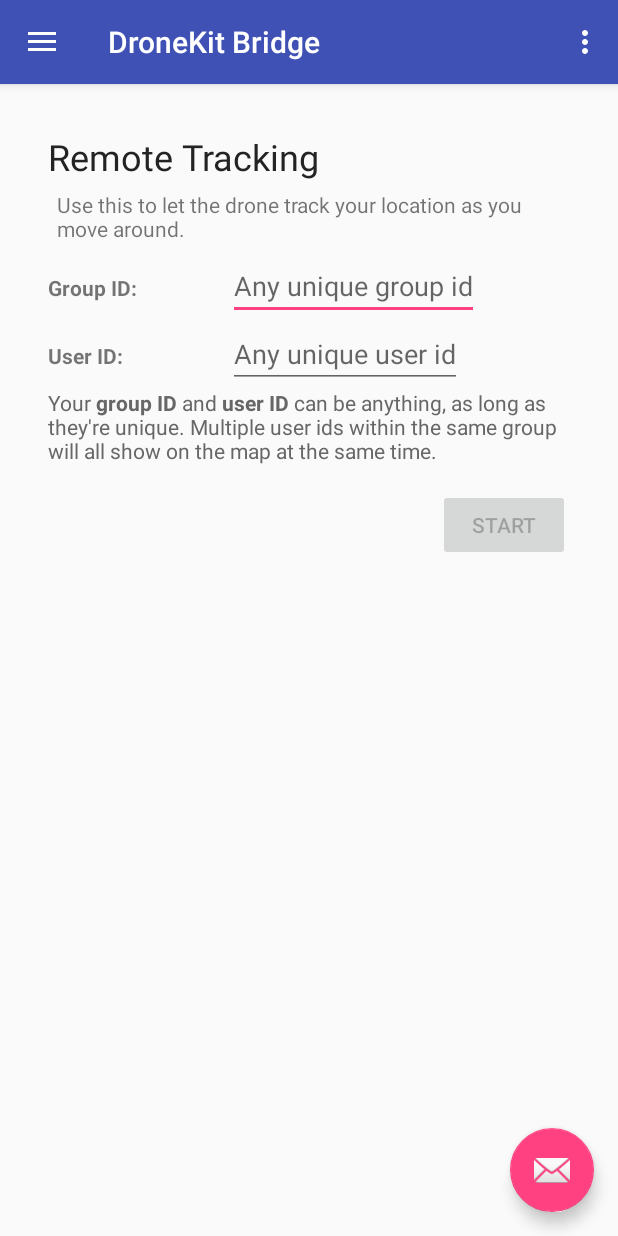
After one commit to STMPNGRND/DroneKitBridge, an Android app: the RemoteTrackFragment screen opened directly, with no data from a screen before it, on a phone screen of 412 x 824 dp. The commit adds this screen. Run offline under Robolectric (Android 15) with nearby library versions, the phone set to English and light mode, and no system bars; network calls fail.

Commit message:
Remote Tracking
Remote Tracking view. Tracks location and posts to
the web service for use by the tracker.

```diff
--- a/app/build.gradle
+++ b/app/build.gradle
@@ -26,4 +26,8 @@ dependencies {
     compile 'com.android.support:design:23.1.1'
     compile 'com.android.support:support-v4:23.1.1'
     compile 'com.google.android.gms:play-services:8.4.0'
+    compile 'com.google.code.gson:gson:2.6.1'
+    compile 'com.squareup.retrofit2:retrofit:2.0.0-beta4'
+    compile 'com.squareup.retrofit2:converter-gson:2.0.0-beta4'
+    compile 'com.squareup.okhttp3:okhttp:3.1.2'
 }
--- a/app/src/main/java/com/fognl/dronekitbridge/MainActivity.java
+++ b/app/src/main/java/com/fognl/dronekitbridge/MainActivity.java
@@ -17,6 +17,7 @@ import android.view.MenuItem;
 import android.view.View;
 
 import com.fognl.dronekitbridge.fragments.ClientFragment;
+import com.fognl.dronekitbridge.fragments.RemoteTrackFragment;
 import com.fognl.dronekitbridge.fragments.ServerFragment;
 import com.fognl.dronekitbridge.location.LocationAwareness;
 
@@ -34,6 +35,7 @@ public class MainActivity extends AppCompatActivity
     private Fragment mMainFragment;
     private ServerFragment mServerFragment;
     private ClientFragment mClientFragment;
+    private RemoteTrackFragment mRemoteTrackFragment;
 
     @Override
     protected void onCreate(Bundle savedInstanceState) {
@@ -59,9 +61,11 @@ public class MainActivity extends AppCompatActivity
 
         mServerFragment = new ServerFragment();
         mClientFragment = new ClientFragment();
+        mRemoteTrackFragment = new RemoteTrackFragment();
 
         mFragMap.put(DKBridgePrefs.FRAG_SERVER, mServerFragment);
         mFragMap.put(DKBridgePrefs.FRAG_CLIENT, mClientFragment);
+        mFragMap.put(DKBridgePrefs.FRAG_REMOTE, mRemoteTrackFragment);
 
         NavigationView navigationView = (NavigationView) findViewById(R.id.nav_view);
         navigationView.setNavigationItemSelectedListener(this);
@@ -117,6 +121,11 @@ public class MainActivity extends AppCompatActivity
                 setMainFragment(mClientFragment);
                 break;
             }
+
+            case R.id.nav_remote_track: {
+                setMainFragment(mRemoteTrackFragment);
+                break;
+            }
         }
 
         DrawerLayout drawer = (DrawerLayout) findViewById(R.id.drawer_layout);
@@ -143,8 +152,11 @@ public class MainActivity extends AppCompatActivity
                     .replace(R.id.fragment_holder, frag)
                     .commit();
 
-            // TODO: Yuck. This could be cleaner.
-            final String tag = (frag == mServerFragment)? DKBridgePrefs.FRAG_SERVER: DKBridgePrefs.FRAG_CLIENT;
+            String tag = null;
+            if(frag == mServerFragment) tag = DKBridgePrefs.FRAG_SERVER;
+            if(frag == mClientFragment) tag = DKBridgePrefs.FRAG_CLIENT;
+            if(frag == mRemoteTrackFragment) tag = DKBridgePrefs.FRAG_REMOTE;
+
             DKBridgePrefs.get().setLastFragment(tag);
         }
     }
--- /dev/null
+++ b/app/src/main/java/com/fognl/dronekitbridge/fragments/RemoteTrackFragment.java
@@ -0,0 +1,185 @@
+package com.fognl.dronekitbridge.fragments;
+
+
+import android.location.Location;
+import android.location.LocationListener;
+import android.location.LocationManager;
+import android.os.Bundle;
+import android.support.v4.app.Fragment;
+import android.text.Editable;
+import android.text.TextUtils;
+import android.text.TextWatcher;
+import android.util.Log;
+import android.view.LayoutInflater;
+import android.view.View;
+import android.view.ViewGroup;
+import android.widget.Button;
+import android.widget.EditText;
+import android.widget.TextView;
+import android.widget.Toast;
+
+import com.fognl.dronekitbridge.DKBridgeApp;
+import com.fognl.dronekitbridge.DKBridgePrefs;
+import com.fognl.dronekitbridge.R;
+import com.fognl.dronekitbridge.location.LocationAwareness;
+import com.fognl.dronekitbridge.locationrelay.LocationRelayManager;
+import com.fognl.dronekitbridge.web.ServerResponse;
+
+import retrofit2.Call;
+import retrofit2.Callback;
+import retrofit2.Response;
+
+public class RemoteTrackFragment extends Fragment {
+    static final String TAG = RemoteTrackFragment.class.getSimpleName();
+
+    private final View.OnClickListener mClickListener = new View.OnClickListener() {
+        @Override
+        public void onClick(View v) {
+            switch(v.getId()) {
+                case R.id.btn_start: {
+                    onStartStopClick(v);
+                    break;
+                }
+            }
+        }
+    };
+
+    private final TextWatcher mWatcher = new TextWatcher() {
+        public void beforeTextChanged(CharSequence s, int start, int count, int after) { }
+        public void onTextChanged(CharSequence s, int start, int before, int count) { }
+
+        @Override
+        public void afterTextChanged(Editable s) {
+            setButtonStates();
+        }
+    };
+
+    private final LocationListener mLocationListener = new LocationListener() {
+        @Override
+        public void onLocationChanged(Location location) {
+            LocationRelayManager.sendLocation(DKBridgeApp.get(), getGroupId(), getUserId(), location, new Callback<ServerResponse>() {
+                @Override
+                public void onResponse(Call<ServerResponse> call, Response<ServerResponse> response) {
+                    final ServerResponse result = response.body();
+                    if(result.hasError()) {
+                        mStatusText.setText(result.getError());
+                    }
+                    else {
+                        mStatusText.setText(result.getStatus());
+                    }
+                }
+
+                @Override
+                public void onFailure(Call<ServerResponse> call, Throwable err) {
+                    Log.e(TAG, err.getMessage(), err);
+                    Toast.makeText(getActivity(), err.getMessage(), Toast.LENGTH_SHORT).show();
+                    mStatusText.setText(err.getMessage());
+                }
+            });
+        }
+
+        @Override
+        public void onStatusChanged(String provider, int status, Bundle extras) {
+
+        }
+
+        @Override
+        public void onProviderEnabled(String provider) {
+
+        }
+
+        @Override
+        public void onProviderDisabled(String provider) {
+
+        }
+    };
+
+    private EditText mGroupText;
+    private EditText mUserText;
+    private TextView mStatusText;
+    private Button mButton;
+
+    private boolean mRunning = false;
+
+    public RemoteTrackFragment() {
+        super();
+    }
+
+    @Override
+    public View onCreateView(LayoutInflater inflater, ViewGroup container,
+                             Bundle savedInstanceState) {
+        return inflater.inflate(R.layout.fragment_remote_track, container, false);
+    }
+
+    @Override
+    public void onViewCreated(View view, Bundle savedInstanceState) {
+        super.onViewCreated(view, savedInstanceState);
+
+        mGroupText = (EditText)view.findViewById(R.id.edit_groupId);
+        mUserText = (EditText)view.findViewById(R.id.edit_userId);
+
+        mGroupText.addTextChangedListener(mWatcher);
+        mUserText.addTextChangedListener(mWatcher);
+
+        mStatusText = (TextView)view.findViewById(R.id.text_status);
+
+        mButton = (Button)view.findViewById(R.id.btn_start);
+        mButton.setOnClickListener(mClickListener);
+
+        mGroupText.setText(DKBridgePrefs.get().getLastGroupId());
+        mUserText.setText(DKBridgePrefs.get().getLastUserId());
+    }
+
+    @Override
+    public void onDestroy() {
+        super.onDestroy();
+        setRunning(false);
+    }
+
+    void onStartStopClick(View v) {
+        setRunning(!mRunning);
+    }
+
+    void setButtonStates() {
+        boolean enabled = true;
+
+        for(EditText et: new EditText[] {
+            mGroupText, mUserText
+        }) {
+            if(TextUtils.isEmpty(et.getText().toString())) {
+                enabled = false;
+                break;
+            }
+        }
+
+        mButton.setEnabled(enabled);
+    }
+
+    void log(String text) {
+        mStatusText.setText(text);
+    }
+
+    void setRunning(boolean running) {
+        if(mRunning != running) {
+            if(mRunning) {
+                // Stop listening for locations
+                LocationAwareness.get().stopLocationUpdates();
+                mButton.setText(R.string.btn_start);
+                mStatusText.setText("");
+            }
+            else {
+                // Start listening for locations
+                LocationAwareness.get().startLocationUpdates(
+                        getActivity(), LocationManager.GPS_PROVIDER, mLocationListener);
+                mButton.setText(R.string.btn_stop);
+
+                DKBridgePrefs.get().setLastGroupAndUserId(getGroupId(), getUserId());
+            }
+
+            mRunning = running;
+        }
+    }
+
+    String getGroupId() { return mGroupText.getText().toString(); }
+    String getUserId() { return mUserText.getText().toString(); }
+}
--- /dev/null
+++ b/app/src/main/res/layout/fragment_remote_track.xml
@@ -0,0 +1,102 @@
+<RelativeLayout
+    xmlns:android="http://schemas.android.com/apk/res/android"
+    xmlns:tools="http://schemas.android.com/tools"
+    android:layout_width="match_parent"
+    android:layout_height="match_parent"
+    style="@style/MainFragment"
+    tools:context="com.fognl.dronekitbridge.fragments.RemoteTrackFragment"
+    >
+
+    <TextView
+        android:id="@+id/text_title"
+        android:layout_width="match_parent"
+        android:layout_height="wrap_content"
+        android:layout_alignParentTop="true"
+        android:text="@string/title_fragment_remote_track"
+        style="@style/Text.Title"
+        />
+
+    <TextView
+        android:id="@+id/text_summary"
+        android:layout_width="match_parent"
+        android:layout_height="wrap_content"
+        android:layout_below="@id/text_title"
+        android:text="@string/summary_fragment_remote_track"
+        style="@style/Text.Summary"
+        />
+
+    <LinearLayout
+        android:id="@+id/layout_fields"
+        android:layout_width="match_parent"
+        android:layout_height="wrap_content"
+        android:layout_below="@id/text_summary"
+        android:orientation="vertical"
+        >
+        <LinearLayout
+            android:layout_width="match_parent"
+            android:layout_height="wrap_content"
+            android:orientation="horizontal"
+            >
+            <TextView
+                android:layout_width="wrap_content"
+                android:layout_height="wrap_content"
+                android:text="@string/lbl_groupId"
+                style="@style/Text.Prompt.MinWidth"
+                />
+
+            <EditText
+                android:id="@+id/edit_groupId"
+                android:layout_width="wrap_content"
+                android:layout_height="wrap_content"
+                android:hint="@string/hint_groupId"
+                android:imeOptions="actionNext"
+                />
+        </LinearLayout>
+
+        <LinearLayout
+            android:layout_width="match_parent"
+            android:layout_height="wrap_content"
+            android:orientation="horizontal"
+            >
+            <TextView
+                android:layout_width="wrap_content"
+                android:layout_height="wrap_content"
+                android:text="@string/lbl_userId"
+                style="@style/Text.Prompt.MinWidth"
+                />
+
+            <EditText
+                android:id="@+id/edit_userId"
+                android:layout_width="wrap_content"
+                android:layout_height="wrap_content"
+                android:hint="@string/hint_userId"
+                android:imeOptions="actionDone"
+                style="@style/Text.Data"
+                />
+        </LinearLayout>
+
+        <TextView
+            android:layout_width="match_parent"
+            android:layout_height="wrap_content"
+            android:text="@string/hint_group_user_ids"
+            style="@style/Text.Tip"
+            />
+
+        <Button
+            android:id="@+id/btn_start"
+            android:layout_width="wrap_content"
+            android:layout_height="wrap_content"
+            android:layout_marginTop="@dimen/padding_large"
+            android:layout_marginBottom="@dimen/padding_large"
+            android:layout_gravity="right"
+            android:text="@string/btn_start"
+            />
+
+        <TextView
+            android:id="@+id/text_status"
+            android:layout_width="match_parent"
+            android:layout_height="wrap_content"
+            style="@style/Text.Status"
+            />
+    </LinearLayout>
+</RelativeLayout>
--- a/app/src/main/res/menu/activity_main_drawer.xml
+++ b/app/src/main/res/menu/activity_main_drawer.xml
@@ -25,11 +25,21 @@
             <item
                 android:id="@+id/nav_server"
                 android:icon="@drawable/ic_menu_share"
-                android:title="@string/nav_server"/>
+                android:title="@string/nav_server"
+                />
+
             <item
                 android:id="@+id/nav_client"
                 android:icon="@drawable/ic_menu_send"
-                android:title="@string/nav_client"/>
+                android:title="@string/nav_client"
+                />
+
+            <item
+                android:id="@+id/nav_remote_track"
+                android:icon="@drawable/ic_menu_gallery"
+                android:title="@string/nav_remote_track"
+                />
+
         </menu>
     </item>
 
--- /dev/null
+++ b/app/src/main/res/values/app_config.xml
@@ -0,0 +1,4 @@
+<?xml version="1.0" encoding="utf-8"?>
+<resources>
+    <string name="retro_base_url">http://location-relay.herokuapp.com</string>
+</resources>
--- a/app/src/main/res/values/colors.xml
+++ b/app/src/main/res/values/colors.xml
@@ -5,4 +5,5 @@
     <color name="colorAccent">#FF4081</color>
 
     <color name="text_title">#FF232323</color>
+    <color name="text_tip">#FF676767</color>
 </resources>
--- a/app/src/main/res/values/strings.xml
+++ b/app/src/main/res/values/strings.xml
@@ -9,6 +9,7 @@
     <string name="nav_mode">Mode</string>
     <string name="nav_server">Server</string>
     <string name="nav_client">Client</string>
+    <string name="nav_remote_track">Remote Tracking</string>
 
     <!-- TODO: Remove or change this placeholder text -->
     <string name="hello_blank_fragment">Hello blank fragment</string>
@@ -21,6 +22,8 @@
     <string name="btn_disconnect">Disconnect</string>
     <string name="btn_send">Send</string>
     <string name="btn_copy">Copy</string>
+    <string name="btn_start">Start</string>
+    <string name="btn_stop">Stop</string>
 
     <!-- ServerFragment -->
     <string name="title_fragment_server">Server</string>
@@ -42,6 +45,16 @@
     <string name="rdo_drone_location">Send drone locations from Tower</string>
     <string name="rdo_my_location">Send my locations</string>
 
+    <!-- RemoteTrackFragment -->
+    <string name="title_fragment_remote_track">Remote Tracking</string>
+    <string name="summary_fragment_remote_track">Use this to let the drone track your location as you move around.</string>
+    <string name="lbl_groupId">Group ID:</string>
+    <string name="hint_groupId">Any unique group id</string>
+    <string name="lbl_userId">User ID:</string>
+    <string name="hint_userId">Any unique user id</string>
+    <string name="hint_group_user_ids">Your <b>group ID</b> and <b>user ID</b> can be anything, as long as they\'re unique.
+        Multiple user ids within the same group will all show on the map at the same time.</string>
+
     <!-- LocationAwareness -->
     <string name="toast_location_rationale">Locations are needed for sending to the drone.</string>
     <string name="dlg_enable_location_title">Enable Locations</string>
--- a/app/src/main/res/values/styles.xml
+++ b/app/src/main/res/values/styles.xml
@@ -48,4 +48,12 @@
     <style name="Text.Log">
         <item name="android:typeface">monospace</item>
     </style>
+
+    <style name="Text.Tip">
+        <item name="android:textColor">@color/text_tip</item>
+    </style>
+
+    <style name="Text.Status">
+        <item name="android:typeface">monospace</item>
+    </style>
 </resources>
```
Also changed, not shown: app/src/main/java/com/fognl/dronekitbridge/DKBridgePrefs.java (+17 -1 lines), app/src/main/java/com/fognl/dronekitbridge/locationrelay/LocationRelayManager.java (added, +48 -0 lines), app/src/main/java/com/fognl/dronekitbridge/web/LocationRelayService.java (added, +33 -0 lines), app/src/main/java/com/fognl/dronekitbridge/web/ServerResponse.java (added, +19 -0 lines), app/src/main/java/com/fognl/dronekitbridge/web/UserLocation.java (added, +103 -0 lines), app/src/main/java/com/fognl/dronekitbridge/web/UserLocationBody.java (added, +28 -0 lines), app/src/main/java/com/fognl/dronekitbridge/web/UserLocationPostBody.java (added, +35 -0 lines).
